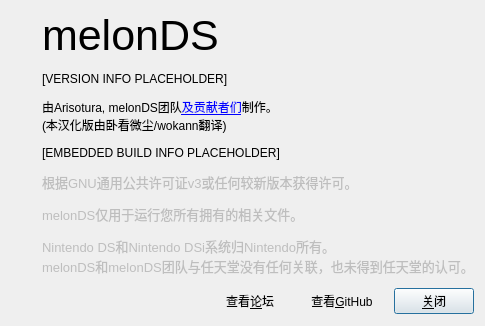
The window that src/frontend/qt_sdl/AboutDialog.ui (Wokann/melonDS_CHN) describes before a commit, drawn with Qt 5.
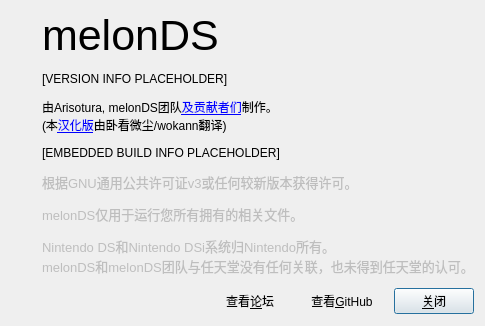
The same window after the commit. Icons and pictures are not drawn.

What changed in the file:
```diff
--- a/src/frontend/qt_sdl/AboutDialog.ui
+++ b/src/frontend/qt_sdl/AboutDialog.ui
@@ -131,7 +131,7 @@
           <bool>true</bool>
          </property>
          <property name="text">
-          <string>由Arisotura, melonDS团队&lt;a href=&quot;https://github.com/melonDS-emu/melonDS/graphs/contributors&quot;&gt;及贡献者们&lt;/a&gt;制作。&lt;br /&gt;(本汉化版由卧看微尘/wokann翻译)</string>
+          <string>由Arisotura, melonDS团队&lt;a href=&quot;https://github.com/melonDS-emu/melonDS/graphs/contributors&quot;&gt;及贡献者们&lt;/a&gt;制作。&lt;br /&gt;(本&lt;a href=&quot;https://github.com/Wokann/melonDS_CHN&quot;&gt;汉化版&lt;/a&gt;由卧看微尘/wokann翻译)</string>
          </property>
          <property name="openExternalLinks">
           <bool>true</bool>
```
